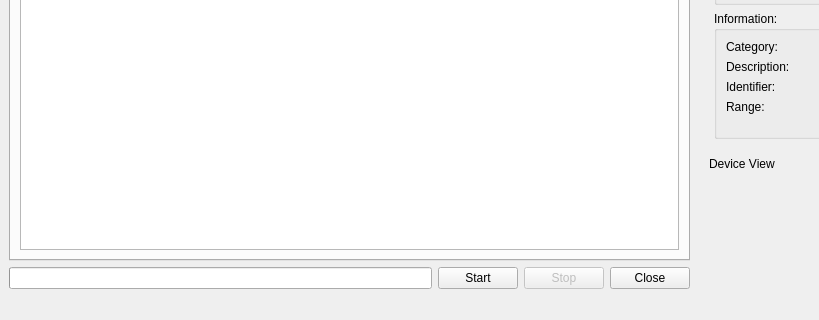
Before: the Qt Designer form src/dcspy/ui/qtdcs.ui in emcek/dcspy, drawn with Qt 5; both pictures show x 0 to 819 and y 380 to 700 of the 970 by 700 pixel window.
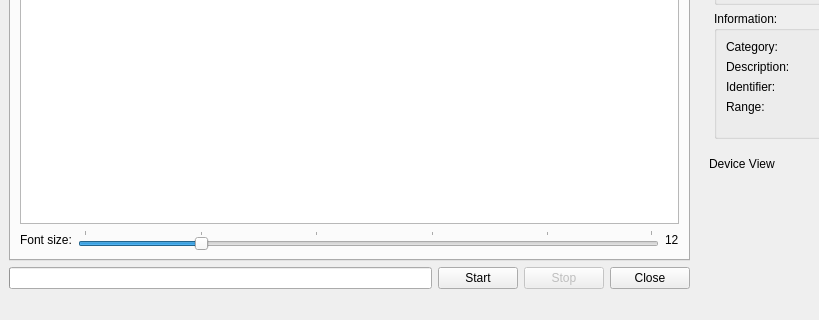
After: the same form once the commit is applied. The open tabs and pages were chosen to show the change. Icons and pictures are not drawn.

Commit message: add GUI log font size slider

Diff of the .ui file:
```diff
--- a/src/dcspy/ui/qtdcs.ui
+++ b/src/dcspy/ui/qtdcs.ui
@@ -1369,7 +1369,36 @@
           <string>Debug</string>
          </attribute>
          <layout class="QGridLayout" name="gridLayout_1">
-          <item row="1" column="0">
+          <item row="2" column="0">
+           <widget class="QLabel" name="label_8">
+            <property name="text">
+             <string>Font size:</string>
+            </property>
+           </widget>
+          </item>
+          <item row="2" column="1">
+           <widget class="QSlider" name="hs_debug_font_size">
+            <property name="minimum">
+             <number>1</number>
+            </property>
+            <property name="maximum">
+             <number>50</number>
+            </property>
+            <property name="value">
+             <number>11</number>
+            </property>
+            <property name="sliderPosition">
+             <number>11</number>
+            </property>
+            <property name="orientation">
+             <enum>Qt::Orientation::Horizontal</enum>
+            </property>
+            <property name="tickPosition">
+             <enum>QSlider::TickPosition::TicksAbove</enum>
+            </property>
+           </widget>
+          </item>
+          <item row="1" column="0" colspan="3">
            <widget class="QTextEdit" name="te_debug">
             <property name="font">
              <font>
@@ -1386,6 +1415,13 @@
             </property>
            </widget>
           </item>
+          <item row="2" column="2">
+           <widget class="QLabel" name="label_9">
+            <property name="text">
+             <string>12</string>
+            </property>
+           </widget>
+          </item>
          </layout>
         </widget>
        </widget>
```
Left out of the diff: 182 changed lines with no effect on the pictures. The commit also changes 1 other file.
